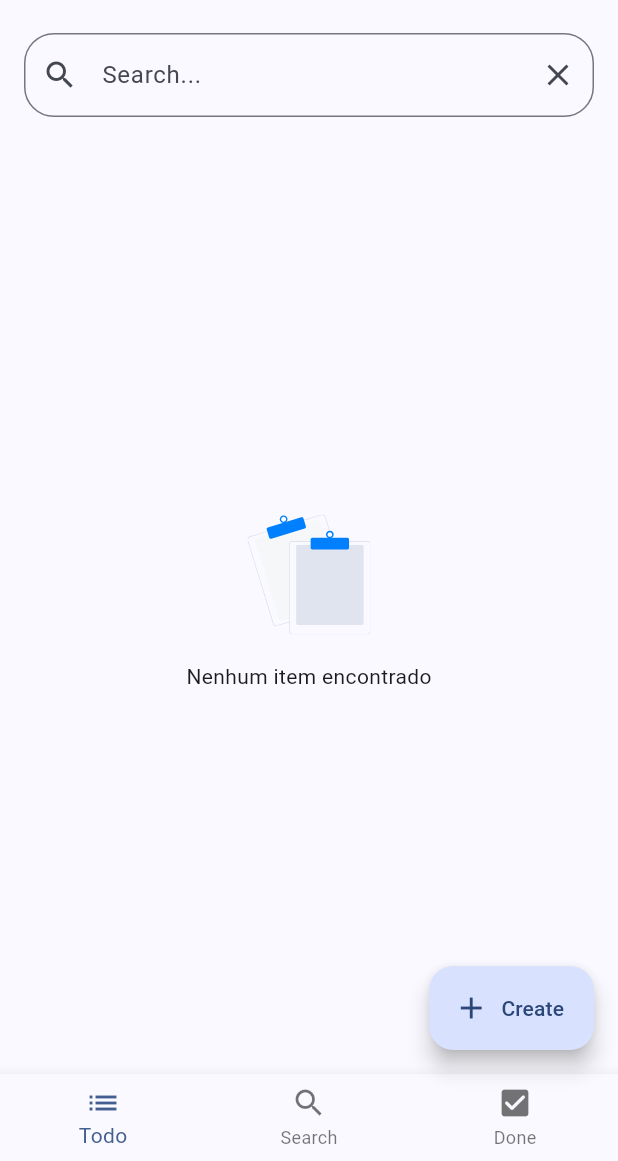
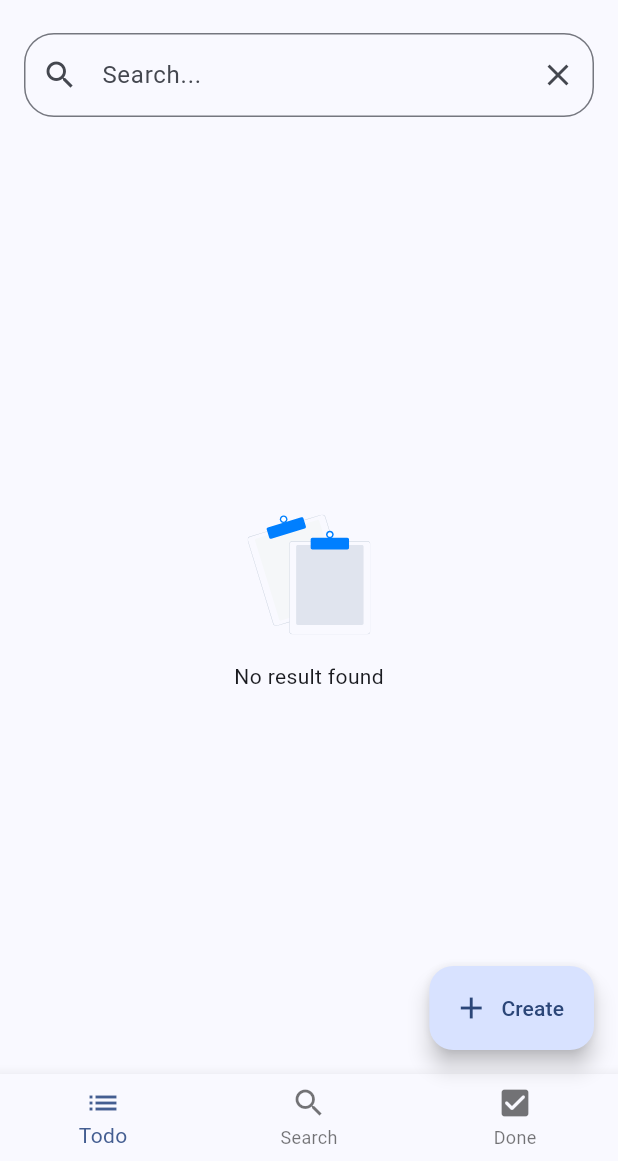
Before and after one commit to gabriel-amat/flutter_taski, a Flutter app: the screen it shows after launch, swiped to page 2, on a phone screen of 412 x 824 dp, the part 75-1236 px from its top. Run offline on Flutter 3.47's test engine with Material 3 defaults, Android fonts, the phone set to English and light mode, and no system bars; our stand-ins replace flutter_svg, get_it, hive, hive_flutter; accounts and stored records are empty.

```diff
--- a/lib/main.dart
+++ b/lib/main.dart
@@ -5,8 +5,10 @@ import 'package:taski/repositories/local/config_hive.dart';
 import 'app.dart';
 
 Future<void> main() async {
+  //Config controller`s
   setupLocators();
 
+  //Config local data base
   await ConfigHive.initialize();
 
   runApp(const MainApp());
--- a/lib/ui/pages/search/search_page.dart
+++ b/lib/ui/pages/search/search_page.dart
@@ -59,7 +59,7 @@ class _SearchPageState extends State<SearchPage> {
           ),
           Expanded(
             child: resultList.isEmpty
-                ? EmptyList(label: "Nenhum item encontrado")
+                ? EmptyList(label: "No result found")
                 : ListView.builder(
                     padding: EdgeInsets.only(top: 22),
                     itemCount: resultList.length,
```
Also changed, not shown: 1 other file.
